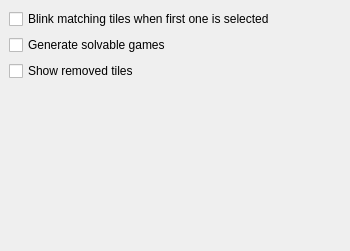
KDE/kmahjongg, file src/settings.ui: the form before one commit.
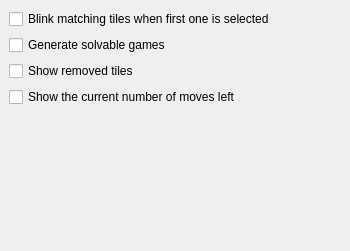
The form after the commit.

Commit message: Add option to hide the information about moves left in status bar.

```diff
--- a/src/settings.ui
+++ b/src/settings.ui
@@ -37,6 +37,13 @@
      </property>
     </widget>
    </item>
+   <item>
+    <widget class="QCheckBox" name="kcfg_ShowMovesLeft" >
+     <property name="text" >
+      <string>Show the current number of moves left</string>
+     </property>
+    </widget>
+   </item>
    <item>
     <spacer>
      <property name="orientation" >
```
The commit also changes 3 other files.
